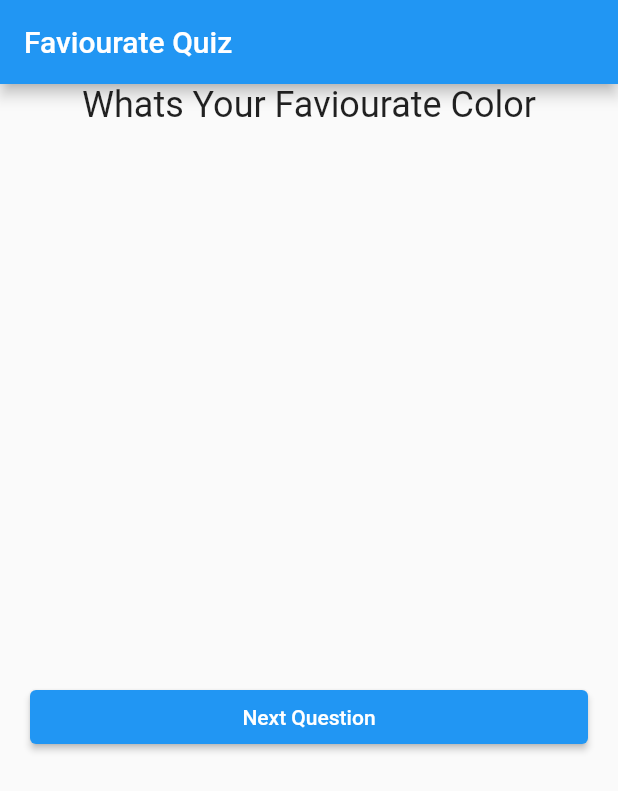
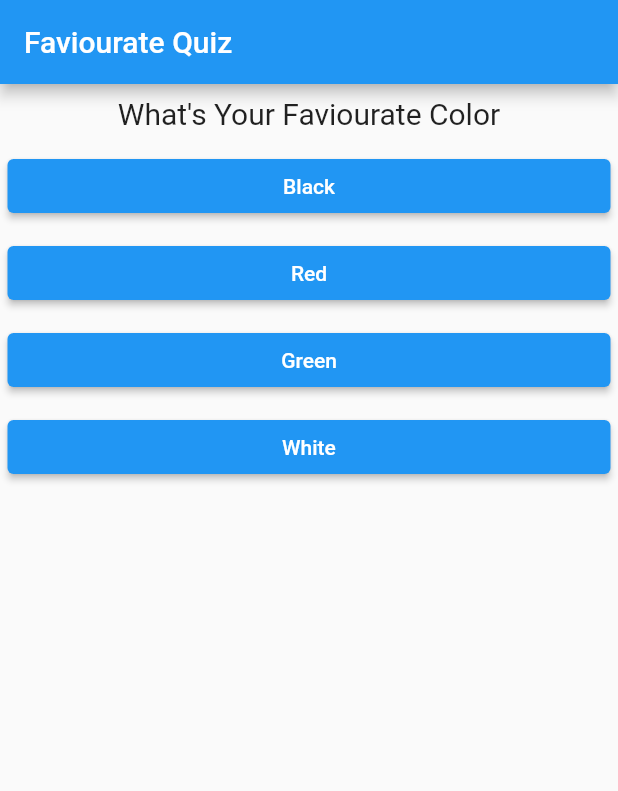
Before and after one commit to AD-SidCT/new_quiz, a Flutter app: the screen it shows after launch, on a phone screen of 412 x 824 dp. Shown: the top 791 px of the screen. Run offline on Flutter 3.47's test engine with Material 2 defaults, Android fonts, the phone set to English and light mode, and no system bars.

Commit message:
2nd commit

```diff
--- /dev/null
+++ b/lib/models/button_file.dart
@@ -0,0 +1,22 @@
+import 'package:flutter/material.dart';
+
+class Button_page extends StatelessWidget {
+  final String btntext;
+
+  const Button_page({Key? key, required this.btntext}) : super(key: key);
+
+  @override
+  Widget build(BuildContext context) {
+    return Container(
+      margin: EdgeInsets.all(5.0),
+      width: MediaQuery.of(context).size.width,
+      child: ElevatedButton(onPressed: ()=>print("adnan"),
+          child:
+          Padding(
+            padding: const EdgeInsets.symmetric(horizontal: 100),
+            child: Text(btntext),
+          )
+      ),
+    );
+  }
+}
--- a/lib/views/home_screen.dart
+++ b/lib/views/home_screen.dart
@@ -1,4 +1,5 @@
 import 'package:flutter/material.dart';
+import 'package:new_quiz/models/button_file.dart';
 
 class HomeScreen extends StatefulWidget {
   const HomeScreen({Key? key}) : super(key: key);
@@ -10,31 +11,27 @@ class HomeScreen extends StatefulWidget {
 class _HomeScreenState extends State<HomeScreen> {
   @override
   Widget build(BuildContext context) {
-    return Scaffold(
+    return  Scaffold(
       appBar: AppBar(
-        title: Text('Faviourate Quiz '),
+        title: Text('Faviourate Quiz'),
       ),
+
       body: Center(
         child: Column(
+
           children: [
-            Text(
-              'Whats Your Faviourate Color',
-              style: TextStyle(fontSize: 24),
-              textAlign: TextAlign.center,
+            Padding(
+              padding: const EdgeInsets.all(8.0),
+              child: Text("What\'s Your Faviourate Color ",
+              style: TextStyle(fontSize: 20),
+                textAlign: TextAlign.center,
+              ),
             ),
-            Padding(
-              padding: const EdgeInsets.only(top: 350),
-              child: Container(
-                margin: EdgeInsets.all(20.0),
-                width: MediaQuery.of(context).size.width,
-                child: ElevatedButton(
-                    onPressed: () => print('adnan'),
-                    child: Padding(
-                      padding: const EdgeInsets.symmetric(horizontal: 100),
-                      child: Text('Next Question'),
-                    )),
-              ),
-            )
+
+            Button_page(btntext: 'Black'),
+            Button_page(btntext: 'Red'),
+            Button_page(btntext: 'Green'),
+            Button_page(btntext: 'White'),
           ],
         ),
       ),
```
